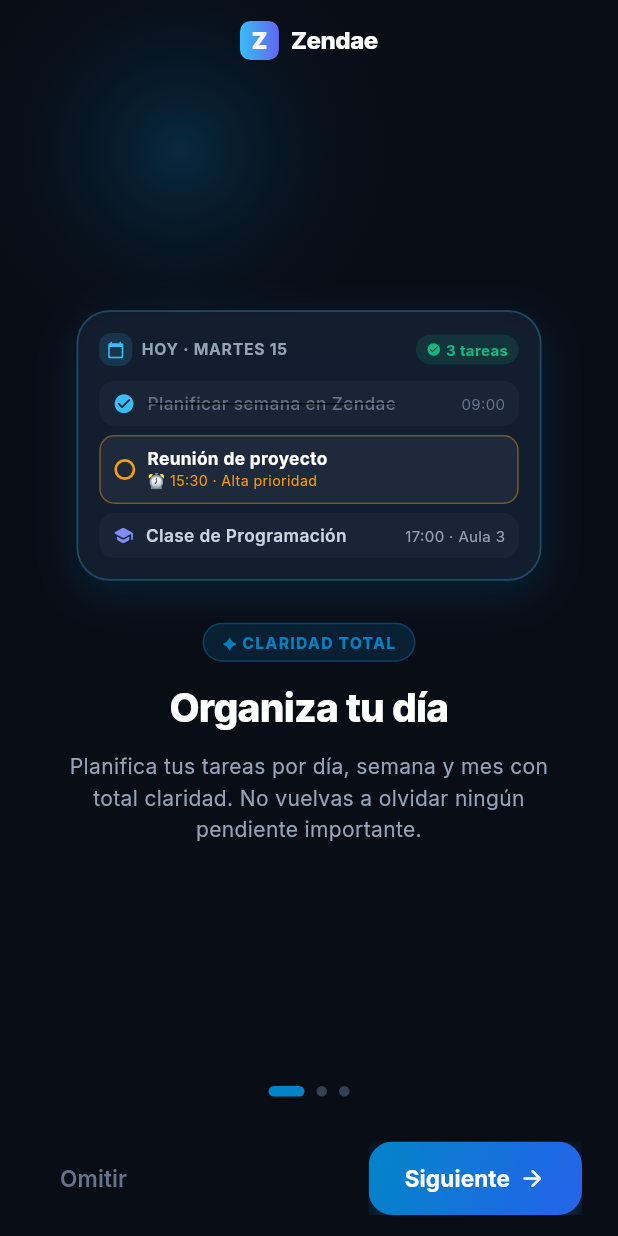
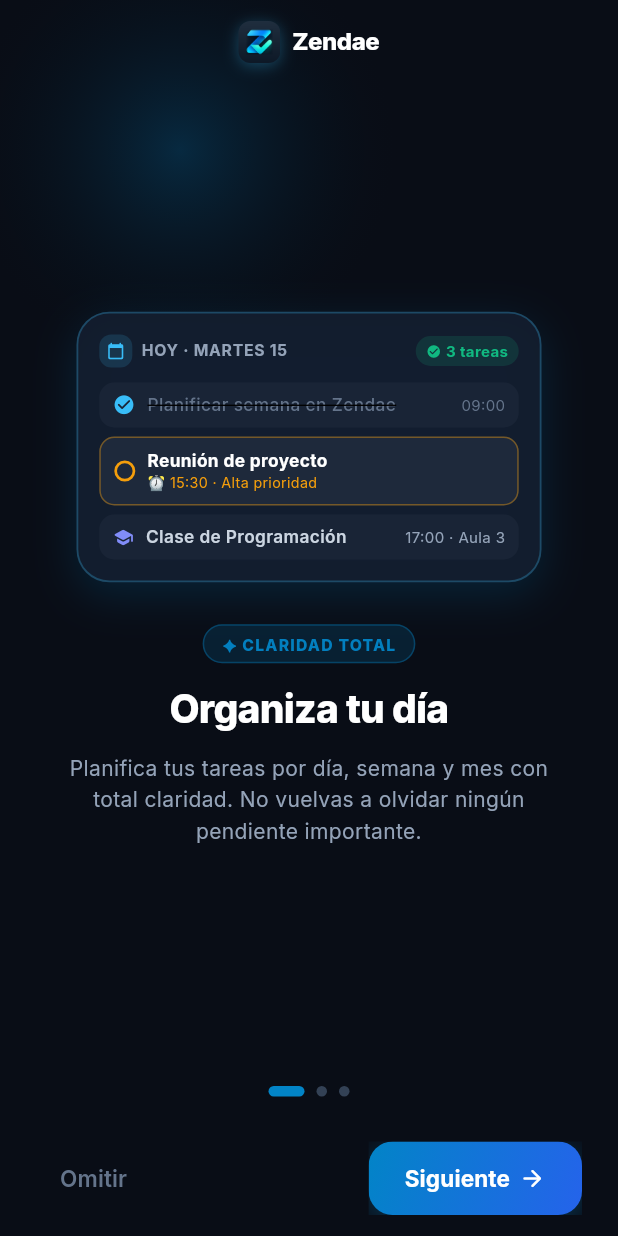
Before and after one commit to NiceWyll/zendae, a Flutter app: the screen it shows after launch, on a phone screen of 412 x 824 dp. Run offline on Flutter 3.47's test engine with Material 3 defaults, Android fonts, the phone set to English and light mode, and no system bars; our stand-ins replace file_picker, flutter_local_notifications, flutter_riverpod, flutter_tts, google_fonts, permission_handler and 5 more; accounts and stored records are empty.

Commit message:
style(onboarding): reemplazar letra Z por el logo oficial de Zendae en la cabecera

```diff
--- a/lib/features/onboarding/presentation/screens/onboarding_screen.dart
+++ b/lib/features/onboarding/presentation/screens/onboarding_screen.dart
@@ -122,21 +122,42 @@
                     mainAxisAlignment: MainAxisAlignment.center,
                     children: [
                       Container(
-                        width: 26,
-                        height: 26,
+                        width: 28,
+                        height: 28,
+                        decoration: BoxDecoration(
+                          borderRadius: BorderRadius.circular(8),
+                          boxShadow: [
+                            BoxShadow(
+                              color: const Color(0xFF38BDF8).withOpacity(0.3),
+                              blurRadius: 8,
+                              offset: const Offset(0, 2),
+                            ),
+                          ],
+                        ),
+                        child: ClipRRect(
+                          borderRadius: BorderRadius.circular(8),
+                          child: Image.asset(
+                            'assets/icons/logo_main.png',
+                            width: 28,
+                            height: 28,
+                            fit: BoxFit.cover,
+                            errorBuilder: (_, __, ___) => Container(
                               decoration: BoxDecoration(
                                 gradient: const LinearGradient(
                                   colors: [Color(0xFF38BDF8), Color(0xFF6366F1)],
                                 ),
-                          borderRadius: BorderRadius.circular(7),
+                                borderRadius: BorderRadius.circular(8),
                               ),
                               child: const Center(
                                 child: Text(
                                   'Z',
                                   style: TextStyle(
                                     color: Colors.white,
-                              fontSize: 15,
+                                    fontSize: 16,
                                     fontWeight: FontWeight.w900,
+                                  ),
+                                ),
+                              ),
                             ),
                           ),
                         ),
```
Lines whose indentation alone changed are shown as unchanged.
